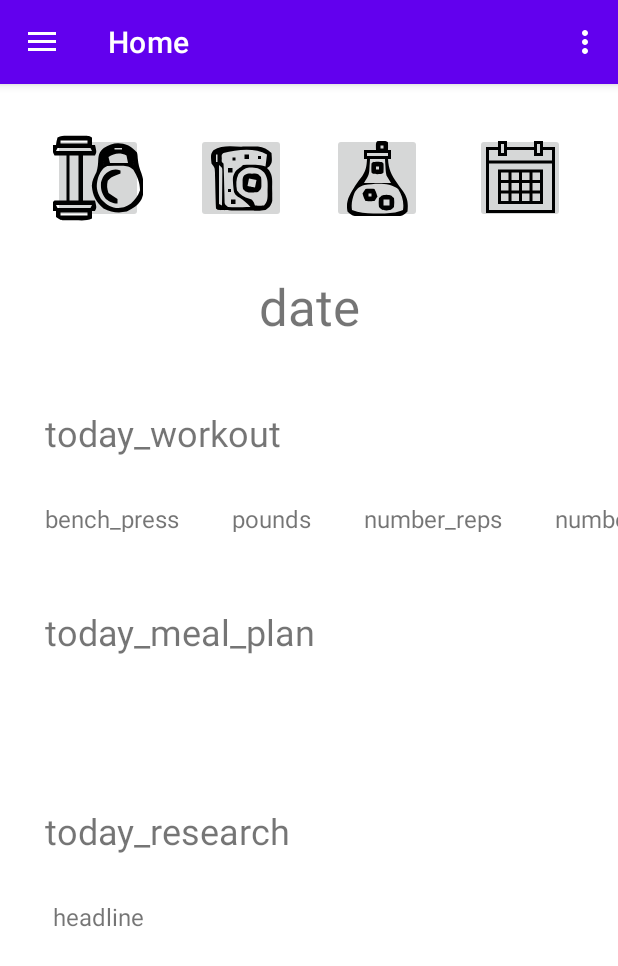
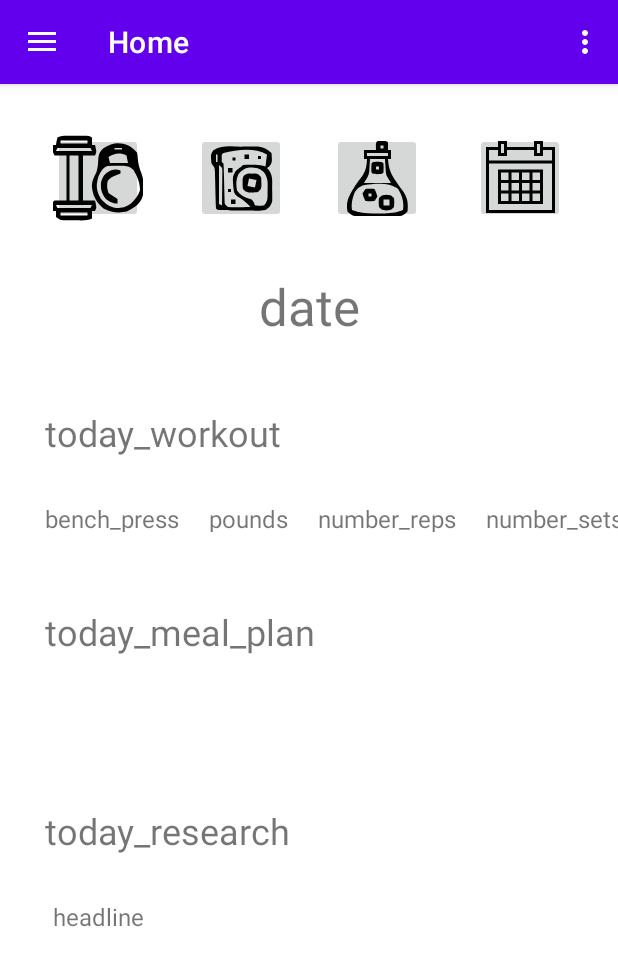
Before and after one commit to SchoolGroupProject/WorkoutProject, an Android app built with Jetpack Compose: the screen it shows after launch (MainInterfaceActivity), on a phone screen of 412 x 824 dp. Shown: the top 966 px of the screen. Run offline under Robolectric (Android 15) with nearby library versions, the phone set to English and light mode, and no system bars; our stand-ins replace Firebase (no records; nobody signed in at launch, a user with empty details on screens opened directly); Roboto replaces fonts that are not available here.

```diff
--- a/app/src/main/res/layout/main_interface.xml
+++ b/app/src/main/res/layout/main_interface.xml
@@ -67,7 +67,7 @@
         android:id="@+id/mainWeightText"
         android:layout_width="0dp"
         android:layout_height="20dp"
-        android:layout_marginStart="35dp"
+        android:layout_marginStart="20dp"
         android:text="@string/pounds"
         android:textSize="16sp"
         app:layout_constraintStart_toEndOf="@+id/mainWorkoutTypeText"
@@ -78,7 +78,7 @@
         android:id="@+id/mainWorkoutReps"
         android:layout_width="0dp"
         android:layout_height="20dp"
-        android:layout_marginStart="35dp"
+        android:layout_marginStart="20dp"
         android:text="@string/number_reps"
         android:textSize="16sp"
         app:layout_constraintStart_toEndOf="@+id/mainWeightText"
@@ -89,7 +89,7 @@
         android:id="@+id/mainWorkoutSets"
         android:layout_width="0dp"
         android:layout_height="20dp"
-        android:layout_marginStart="35dp"
+        android:layout_marginStart="20dp"
         android:text="@string/number_sets"
         android:textSize="16sp"
         app:layout_constraintStart_toEndOf="@+id/mainWorkoutReps"
```
Also changed, not shown: app/src/main/java/com/example/test/MainInterfaceActivity.kt (+0 -1 lines).
